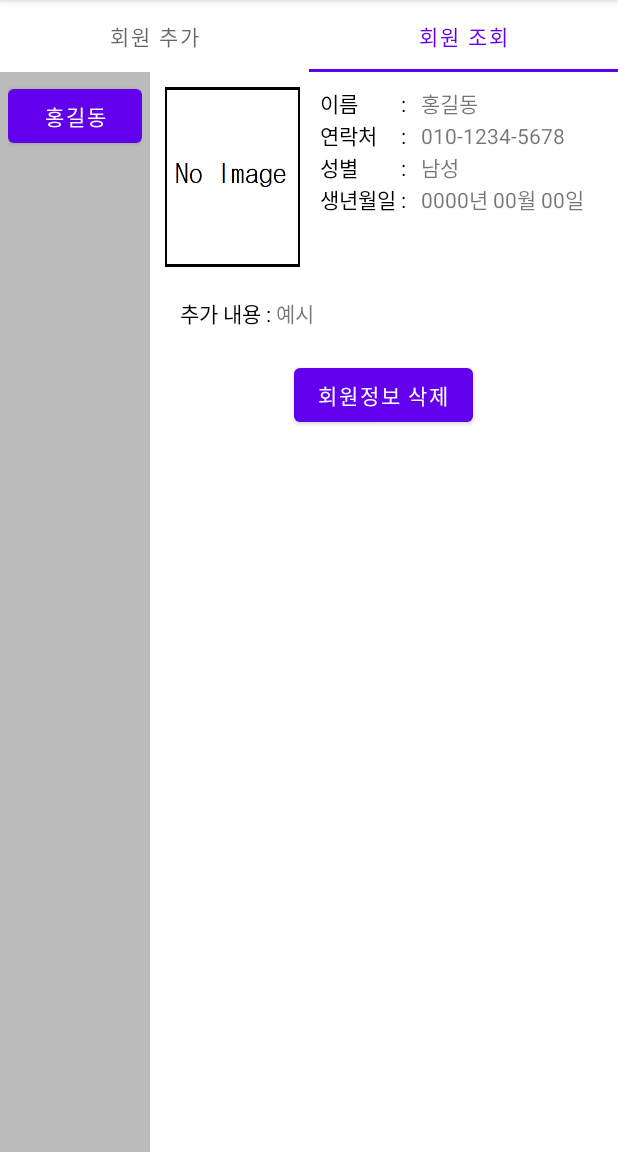
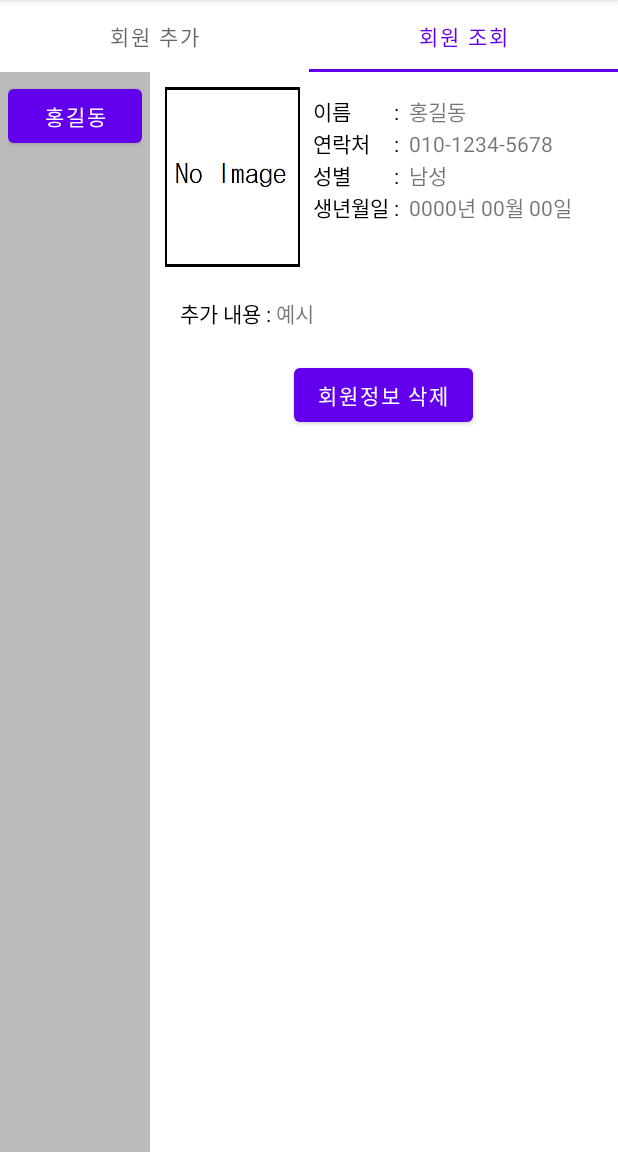
Before and after one commit to DaeyeongCho/AndroidProject, an Android app: the screen it shows after launch (MainActivity), tab 2 chosen, on a phone screen of 412 x 824 dp, the part 84-1236 px from its top. Run offline under Robolectric (Android 15) with nearby library versions, the phone set to English and light mode, and no system bars.

Commit message:
Second Commit

```diff
--- a/app/src/main/java/com/example/membermanagementapplication/Frag1.java
+++ b/app/src/main/java/com/example/membermanagementapplication/Frag1.java
@@ -1,21 +1,56 @@
 package com.example.membermanagementapplication;
 
+import android.content.Context;
 import android.os.Bundle;
 import android.view.LayoutInflater;
 import android.view.View;
 import android.view.ViewGroup;
 import android.widget.Button;
+import android.widget.Toast;
 
 import androidx.annotation.NonNull;
 import androidx.annotation.Nullable;
+import androidx.appcompat.app.AlertDialog;
 import androidx.fragment.app.Fragment;
 
 public class Frag1 extends Fragment {
 
+    MainActivity mainActivity;
+    View viewBirthday;
+
+    @Override
+    public void onAttach(Context context) {
+        super.onAttach(context);
+        mainActivity = (MainActivity)getActivity();
+    }
+
+    @Override
+    public void onDetach() {
+        super.onDetach();
+        mainActivity = null;
+    }
+
     @Nullable
     @Override
     public View onCreateView(@NonNull LayoutInflater inflater, @Nullable ViewGroup container, @Nullable Bundle savedInstanceState) {
-        View v=inflater.inflate(R.layout.frag1,container,false);
+
+        ViewGroup v = (ViewGroup) inflater.inflate(R.layout.frag1,container,false);
+
+        Button buttonBirthday = (Button) v.findViewById(R.id.buttonBirthday);
+        buttonBirthday.setOnClickListener(new View.OnClickListener() {
+            @Override
+            public void onClick(View view) {
+                Toast.makeText(getContext(), "선택 버튼 누름", Toast.LENGTH_SHORT).show();
+            }
+        });
+
+        Button buttonInputInfo = (Button) v.findViewById(R.id.ButtonInputInfo);
+        buttonInputInfo.setOnClickListener(new View.OnClickListener() {
+            @Override
+            public void onClick(View view) {
+                Toast.makeText(getContext(), "회원정보등록 버튼 누름", Toast.LENGTH_SHORT).show();
+            }
+        });
 
         return v;
     }
--- a/app/src/main/java/com/example/membermanagementapplication/Frag2.java
+++ b/app/src/main/java/com/example/membermanagementapplication/Frag2.java
@@ -1,19 +1,46 @@
 package com.example.membermanagementapplication;
 
+import android.content.Context;
 import android.os.Bundle;
 import android.view.LayoutInflater;
 import android.view.View;
 import android.view.ViewGroup;
+import android.widget.Button;
+import android.widget.Toast;
 
 import androidx.annotation.NonNull;
 import androidx.annotation.Nullable;
 import androidx.fragment.app.Fragment;
 
 public class Frag2 extends Fragment {
+
+    MainActivity mainActivity;
+
+    @Override
+    public void onAttach(Context context) {
+        super.onAttach(context);
+        mainActivity = (MainActivity)getActivity();
+    }
+
+    @Override
+    public void onDetach() {
+        super.onDetach();
+        mainActivity = null;
+    }
+
     @Nullable
     @Override
     public View onCreateView(@NonNull LayoutInflater inflater, @Nullable ViewGroup container, @Nullable Bundle savedInstanceState) {
-        View v=inflater.inflate(R.layout.frag2,container,false);
+
+        ViewGroup v = (ViewGroup) inflater.inflate(R.layout.frag2,container,false);
+
+        Button buttonDeleteMember = (Button) v.findViewById(R.id.buttonDeleteMember);
+        buttonDeleteMember.setOnClickListener(new View.OnClickListener() {
+            @Override
+            public void onClick(View view) {
+                Toast.makeText(getContext(), "회원정보삭제 버튼 누름", Toast.LENGTH_SHORT).show();
+            }
+        });
 
         return v;
     }
--- a/app/src/main/res/layout/birthday_calendar.xml
+++ b/app/src/main/res/layout/birthday_calendar.xml
@@ -4,12 +4,6 @@
     android:layout_width="match_parent"
     android:layout_height="match_parent"
     android:padding="10dp">
-    <TextView
-        android:layout_width="match_parent"
-        android:layout_height="wrap_content"
-        android:layout_gravity="center"
-        android:textSize="25dp"
-        android:text="생년월일 선택" />
     <DatePicker
         android:layout_width="match_parent"
         android:layout_height="wrap_content"
--- a/app/src/main/res/layout/frag2.xml
+++ b/app/src/main/res/layout/frag2.xml
@@ -40,16 +40,17 @@
                 android:layout_width="match_parent"
                 android:layout_height="match_parent"
                 android:rowCount="4"
-                android:columnCount="3" >
+                android:columnCount="3"
+                android:layout_margin="5dp">
                 <TextView
                     android:layout_row="0"
                     android:layout_column="0"
-                    android:text="    이름"
+                    android:text=" 이름"
                     android:textColor="@color/black"/>
                 <TextView
                     android:layout_row="0"
                     android:layout_column="1"
-                    android:text=" :   "
+                    android:text=" :  "
                     android:textColor="@color/black"/>
                 <TextView
                     android:layout_row="0"
@@ -60,12 +61,12 @@
                 <TextView
                     android:layout_row="1"
                     android:layout_column="0"
-                    android:text="    연락처"
+                    android:text=" 연락처"
                     android:textColor="@color/black"/>
                 <TextView
                     android:layout_row="1"
                     android:layout_column="1"
-                    android:text=" :   "
+                    android:text=" :  "
                     android:textColor="@color/black"/>
                 <TextView
                     android:layout_row="1"
@@ -76,12 +77,12 @@
                 <TextView
                     android:layout_row="2"
                     android:layout_column="0"
-                    android:text="    성별"
+                    android:text=" 성별"
                     android:textColor="@color/black"/>
                 <TextView
                     android:layout_row="2"
                     android:layout_column="1"
-                    android:text=" :   "
+                    android:text=" :  "
                     android:textColor="@color/black"/>
                 <TextView
                     android:layout_row="2"
@@ -92,12 +93,12 @@
                 <TextView
                     android:layout_row="3"
                     android:layout_column="0"
-                    android:text="    생년월일"
+                    android:text=" 생년월일"
                     android:textColor="@color/black"/>
                 <TextView
                     android:layout_row="3"
                     android:layout_column="1"
-                    android:text=" :   "
+                    android:text=" :  "
                     android:textColor="@color/black"/>
                 <TextView
                     android:layout_row="3"
@@ -130,7 +131,7 @@
             android:layout_height="wrap_content"
             android:text="회원정보 삭제"
             android:layout_gravity="center"
-            android:id="@+id/ButtonDeleteMember"
+            android:id="@+id/buttonDeleteMember"
             android:layout_margin="10dp"/>
     </LinearLayout>
 </LinearLayout>
```
